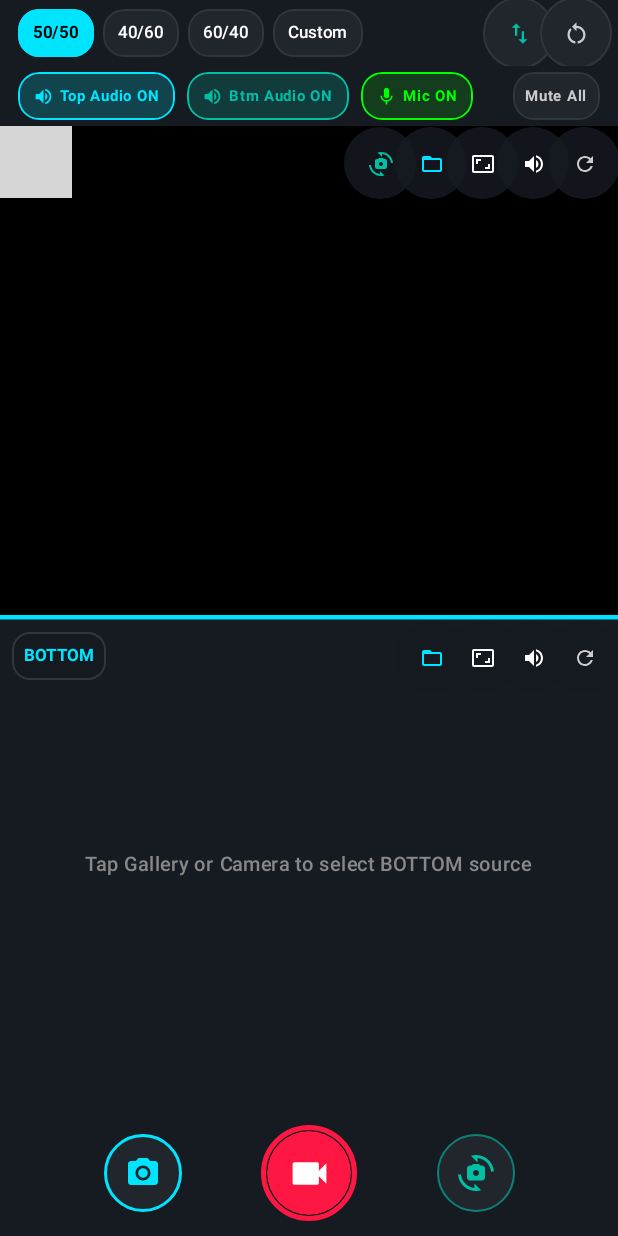
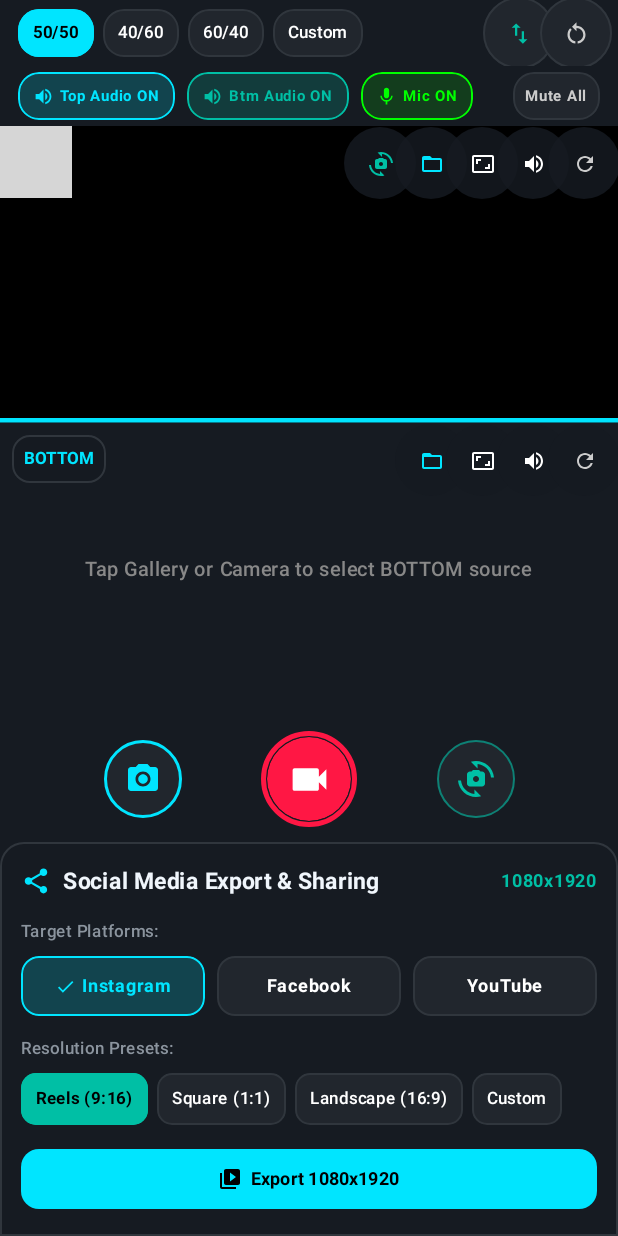
Before and after one commit to girish001/SplitCam, an Android app built with Jetpack Compose: the screen it shows after launch (MainActivity), on a phone screen of 412 x 824 dp. Run offline under Robolectric (Android 15) with nearby library versions, the phone set to English and light mode, and no system bars; libraries missing offline, so code that uses them is left out: androidx.camera.core, androidx.camera.lifecycle, androidx.camera.video, androidx.camera.view; 6 statements that could not run were skipped; grey boxes are pictures that could not be loaded.

Commit message:
Add Social Media Export and Sharing Panel, fix release signing, exact camera identity selection, and audio routing

```diff
--- a/app/src/main/java/com/gireesh/camviewsplit/camera/CameraCaptureManager.kt
+++ b/app/src/main/java/com/gireesh/camviewsplit/camera/CameraCaptureManager.kt
@@ -97,24 +97,35 @@ class CameraCaptureManager(
         }, ContextCompat.getMainExecutor(context))
     }
 
-    fun isCameraPairSupported(topLens: Int, bottomLens: Int): Boolean {
-        val provider = cameraProvider ?: return false
+    fun getConcurrentPairSelectors(topLens: Int, bottomLens: Int): Pair<CameraSelector, CameraSelector>? {
+        val provider = cameraProvider ?: return null
         return try {
-            val concurrentInfoList: List<List<CameraInfo>> = provider.availableConcurrentCameraInfos
+            val concurrentInfoList = provider.availableConcurrentCameraInfos
             for (cameraInfos in concurrentInfoList) {
                 if (cameraInfos.size < 2) continue
-                val facings = cameraInfos.map { it.lensFacing }
-                if (topLens == bottomLens) {
-                    if (facings.count { it == topLens } >= 2) return true
-                } else {
-                    if (facings.contains(topLens) && facings.contains(bottomLens)) return true
+
+                val info0 = cameraInfos[0]
+                val info1 = cameraInfos[1]
+
+                if (info0.lensFacing == topLens && info1.lensFacing == bottomLens) {
+                    val topSel = CameraSelector.Builder().addCameraFilter { list -> list.filter { it == info0 } }.build()
+                    val bottomSel = CameraSelector.Builder().addCameraFilter { list -> list.filter { it == info1 } }.build()
+                    return Pair(topSel, bottomSel)
+                } else if (info0.lensFacing == bottomLens && info1.lensFacing == topLens) {
+                    val topSel = CameraSelector.Builder().addCameraFilter { list -> list.filter { it == info1 } }.build()
+                    val bottomSel = CameraSelector.Builder().addCameraFilter { list -> list.filter { it == info0 } }.build()
+                    return Pair(topSel, bottomSel)
                 }
             }
-            false
+            null
         } catch (e: Exception) {
-            Log.w(TAG, "Failed to query availableConcurrentCameraInfos", e)
-            false
+            Log.w(TAG, "Error getting concurrent pair selectors", e)
+            null
         }
+    }
+
+    fun isCameraPairSupported(topLens: Int, bottomLens: Int): Boolean {
+        return getConcurrentPairSelectors(topLens, bottomLens) != null
     }
 
     private fun checkConcurrentCameraSupport() {
@@ -180,7 +191,8 @@ class CameraCaptureManager(
                 val topLens = if (topSource is VideoSource.LiveCameraFront) CameraSelector.LENS_FACING_FRONT else CameraSelector.LENS_FACING_BACK
                 val bottomLens = if (bottomSource is VideoSource.LiveCameraFront) CameraSelector.LENS_FACING_FRONT else CameraSelector.LENS_FACING_BACK
 
-                if (!isCameraPairSupported(topLens, bottomLens)) {
+                val pairSelectors = getConcurrentPairSelectors(topLens, bottomLens)
+                if (pairSelectors == null) {
                     _errorMessage.value = "The selected dual camera pair is not supported concurrently on this device hardware. Please select a Gallery Video for one section."
                     return
                 }
@@ -190,7 +202,7 @@ class CameraCaptureManager(
                 val qualitySelector = QualitySelector.from(Quality.SD, FallbackStrategy.lowerQualityOrHigherThan(Quality.SD))
 
                 // Top Camera Config
-                val topSelector = CameraSelector.Builder().requireLensFacing(topLens).build()
+                val topSelector = pairSelectors.first
                 primaryPreview = Preview.Builder().build().also { it.setSurfaceProvider(topPreviewView.surfaceProvider) }
                 val topRecorder = Recorder.Builder().setQualitySelector(qualitySelector).build()
                 primaryVideoCapture = VideoCapture.withOutput(topRecorder)
@@ -198,7 +210,7 @@ class CameraCaptureManager(
                 val topConfig = SingleCameraConfig(topSelector, topGroup, lifecycleOwner)
 
                 // Bottom Camera Config
-                val bottomSelector = CameraSelector.Builder().requireLensFacing(bottomLens).build()
+                val bottomSelector = pairSelectors.second
                 secondaryPreview = Preview.Builder().build().also { it.setSurfaceProvider(bottomPreviewView.surfaceProvider) }
                 val bottomRecorder = Recorder.Builder().setQualitySelector(qualitySelector).build()
                 secondaryVideoCapture = VideoCapture.withOutput(bottomRecorder)
--- a/app/src/main/java/com/gireesh/camviewsplit/composition/DualVideoComposer.kt
+++ b/app/src/main/java/com/gireesh/camviewsplit/composition/DualVideoComposer.kt
@@ -63,6 +63,8 @@ class DualVideoComposer(
         bottomVideoUri: Uri?,
         config: DualVideoCompositionConfig,
         outputFile: File,
+        outputWidth: Int = 1080,
+        outputHeight: Int = 1920,
         onSuccess: (File) -> Unit,
         onError: (String) -> Unit
     ) {
@@ -150,7 +152,7 @@ class DualVideoComposer(
             }
 
             val compositionEffects = listOf<Effect>(
-                Presentation.createForWidthAndHeight(1080, 1920, Presentation.LAYOUT_SCALE_TO_FIT)
+                Presentation.createForWidthAndHeight(outputWidth, outputHeight, Presentation.LAYOUT_SCALE_TO_FIT)
             )
 
             val composition = Composition.Builder(sequences)
--- /dev/null
+++ b/app/src/main/java/com/gireesh/camviewsplit/ui/components/SocialMediaPanel.kt
@@ -0,0 +1,321 @@
+package com.gireesh.camviewsplit.ui.components
+
+import android.net.Uri
+import androidx.compose.animation.AnimatedVisibility
+import androidx.compose.animation.fadeIn
+import androidx.compose.animation.fadeOut
+import androidx.compose.foundation.background
+import androidx.compose.foundation.border
+import androidx.compose.foundation.clickable
+import androidx.compose.foundation.layout.Arrangement
+import androidx.compose.foundation.layout.Box
+import androidx.compose.foundation.layout.Column
+import androidx.compose.foundation.layout.ExperimentalLayoutApi
+import androidx.compose.foundation.layout.FlowRow
+import androidx.compose.foundation.layout.Row
+import androidx.compose.foundation.layout.Spacer
+import androidx.compose.foundation.layout.fillMaxWidth
+import androidx.compose.foundation.layout.height
+import androidx.compose.foundation.layout.padding
+import androidx.compose.foundation.layout.size
+import androidx.compose.foundation.layout.width
+import androidx.compose.foundation.shape.CircleShape
+import androidx.compose.foundation.shape.RoundedCornerShape
+import androidx.compose.foundation.text.KeyboardOptions
+import androidx.compose.material.icons.Icons
+import androidx.compose.material.icons.filled.Check
+import androidx.compose.material.icons.filled.Share
+import androidx.compose.material.icons.filled.VideoLibrary
+import androidx.compose.material3.Button
+import androidx.compose.material3.ButtonDefaults
+import androidx.compose.material3.Icon
+import androidx.compose.material3.OutlinedTextField
+import androidx.compose.material3.OutlinedTextFieldDefaults
+import androidx.compose.material3.Surface
+import androidx.compose.material3.Text
+import androidx.compose.runtime.Composable
+import androidx.compose.runtime.getValue
+import androidx.compose.runtime.mutableStateOf
+import androidx.compose.runtime.remember
+import androidx.compose.runtime.setValue
+import androidx.compose.ui.Alignment
+import androidx.compose.ui.Modifier
+import androidx.compose.ui.draw.clip
+import androidx.compose.ui.graphics.Color
+import androidx.compose.ui.platform.LocalContext
+import androidx.compose.ui.text.font.FontWeight
+import androidx.compose.ui.text.input.KeyboardType
+import androidx.compose.ui.unit.dp
+import androidx.compose.ui.unit.sp
+import com.gireesh.camviewsplit.ui.theme.CyanPrimary
+import com.gireesh.camviewsplit.ui.theme.DarkBorder
+import com.gireesh.camviewsplit.ui.theme.DarkSurface
+import com.gireesh.camviewsplit.ui.theme.DarkSurfaceElevated
+import com.gireesh.camviewsplit.ui.theme.TealAccent
+import com.gireesh.camviewsplit.ui.theme.TextPrimary
+import com.gireesh.camviewsplit.ui.theme.TextSecondary
+import com.gireesh.camviewsplit.util.SocialPlatform
+import com.gireesh.camviewsplit.util.SocialShareHelper
+
+data class SocialPreset(
+    val label: String,
+    val width: Int,
+    val height: Int,
+    val aspectRatioLabel: String
+)
+
+@OptIn(ExperimentalLayoutApi::class)
+@Composable
+fun SocialMediaPanel(
+    exportedVideoUri: Uri?,
+    onExportWithDimensions: (width: Int, height: Int) -> Unit,
+    modifier: Modifier = Modifier
+) {
+    val context = LocalContext.current
+
+    var selectedPlatforms by remember { mutableStateOf(setOf(SocialPlatform.INSTAGRAM)) }
+
+    val instagramPresets = listOf(
+        SocialPreset("Reels (9:16)", 1080, 1920, "9:16"),
+        SocialPreset("Square (1:1)", 1080, 1080, "1:1"),
+        SocialPreset("Landscape (16:9)", 1920, 1080, "16:9")
+    )
+
+    val facebookPresets = listOf(
+        SocialPreset("Reels (9:16)", 1080, 1920, "9:16"),
+        SocialPreset("Square (1:1)", 1080, 1080, "1:1"),
+        SocialPreset("Landscape (16:9)", 1920, 1080, "16:9")
+    )
+
+    val youtubePresets = listOf(
+        SocialPreset("Shorts (9:16)", 1080, 1920, "9:16"),
+        SocialPreset("Landscape (16:9)", 1920, 1080, "16:9"),
+        SocialPreset("Square (1:1)", 1080, 1080, "1:1")
+    )
+
+    var activePreset by remember { mutableStateOf(instagramPresets[0]) }
+    var isCustomResolution by remember { mutableStateOf(false) }
+
+    var customWidthStr by remember { mutableStateOf("1080") }
+    var customHeightStr by remember { mutableStateOf("1920") }
+
+    val currentWidth = if (isCustomResolution) customWidthStr.toIntOrNull() ?: 1080 else activePreset.width
+    val currentHeight = if (isCustomResolution) customHeightStr.toIntOrNull() ?: 1920 else activePreset.height
+
+    Column(
+        modifier = modifier
+            .fillMaxWidth()
+            .background(DarkSurface)
+            .border(1.dp, DarkBorder, RoundedCornerShape(topStart = 16.dp, topEnd = 16.dp))
+            .padding(14.dp)
+    ) {
+        Row(
+            modifier = Modifier.fillMaxWidth(),
+            horizontalArrangement = Arrangement.SpaceBetween,
+            verticalAlignment = Alignment.CenterVertically
+        ) {
+            Row(verticalAlignment = Alignment.CenterVertically) {
+                Icon(
+                    imageVector = Icons.Default.Share,
+                    contentDescription = null,
+                    tint = CyanPrimary,
+                    modifier = Modifier.size(20.dp)
+                )
+                Spacer(modifier = Modifier.width(8.dp))
+                Text(
+                    text = "Social Media Export & Sharing",
+                    color = TextPrimary,
+                    fontSize = 15.sp,
+                    fontWeight = FontWeight.Bold
+                )
+            }
+
+            Text(
+                text = "${currentWidth}x${currentHeight}",
+                color = TealAccent,
+                fontSize = 12.sp,
+                fontWeight = FontWeight.Bold
+            )
+        }
+
+        Spacer(modifier = Modifier.height(10.dp))
+
+        // Platform Selection Row
+        Text(text = "Target Platforms:", color = TextSecondary, fontSize = 11.sp, fontWeight = FontWeight.Medium)
+        Spacer(modifier = Modifier.height(4.dp))
+
+        Row(
+            modifier = Modifier.fillMaxWidth(),
+            horizontalArrangement = Arrangement.spacedBy(8.dp)
+        ) {
+            SocialPlatform.entries.forEach { platform ->
+                val isSelected = selectedPlatforms.contains(platform)
+                Box(
+                    modifier = Modifier
+                        .weight(1f)
+                        .clip(RoundedCornerShape(12.dp))
+                        .background(if (isSelected) CyanPrimary.copy(alpha = 0.2f) else DarkSurfaceElevated)
+                        .border(1.dp, if (isSelected) CyanPrimary else DarkBorder, RoundedCornerShape(12.dp))
+                        .clickable {
+                            selectedPlatforms = if (isSelected) {
+                                if (selectedPlatforms.size > 1) selectedPlatforms - platform else selectedPlatforms
+                            } else {
+                                selectedPlatforms + platform
+                            }
+                        }
+                        .padding(vertical = 8.dp),
+                    contentAlignment = Alignment.Center
+                ) {
+                    Row(verticalAlignment = Alignment.CenterVertically) {
+                        if (isSelected) {
+                            Icon(imageVector = Icons.Default.Check, contentDescription = null, tint = CyanPrimary, modifier = Modifier.size(14.dp))
+                            Spacer(modifier = Modifier.width(4.dp))
+                        }
+                        Text(
+                            text = platform.displayName,
+                            color = if (isSelected) CyanPrimary else Color.White,
+                            fontSize = 12.sp,
+                            fontWeight = FontWeight.Bold
+                        )
+                    }
+                }
+            }
+        }
+
+        Spacer(modifier = Modifier.height(10.dp))
+
+        // Presets Chips
+        Text(text = "Resolution Presets:", color = TextSecondary, fontSize = 11.sp, fontWeight = FontWeight.Medium)
+        Spacer(modifier = Modifier.height(4.dp))
+
+        val availablePresets = when {
+            selectedPlatforms.contains(SocialPlatform.YOUTUBE) -> youtubePresets
+            selectedPlatforms.contains(SocialPlatform.FACEBOOK) -> facebookPresets
+            else -> instagramPresets
+        }
+
+        FlowRow(
+            horizontalArrangement = Arrangement.spacedBy(6.dp),
+            verticalArrangement = Arrangement.spacedBy(6.dp),
+            modifier = Modifier.fillMaxWidth()
+        ) {
+            availablePresets.forEach { preset ->
+                val isSelected = !isCustomResolution && activePreset == preset
+                Box(
+                    modifier = Modifier
+                        .clip(RoundedCornerShape(10.dp))
+                        .background(if (isSelected) TealAccent else DarkSurfaceElevated)
+                        .border(1.dp, if (isSelected) TealAccent else DarkBorder, RoundedCornerShape(10.dp))
+                        .clickable {
+                            isCustomResolution = false
+                            activePreset = preset
+                        }
+                        .padding(horizontal = 10.dp, vertical = 5.dp)
+                ) {
+                    Text(
+                        text = preset.label,
+                        color = if (isSelected) Color.Black else Color.White,
+                        fontSize = 11.sp,
+                        fontWeight = if (isSelected) FontWeight.Bold else FontWeight.Medium
+                    )
+                }
+            }
+
+            // Custom Preset Option Chip
+            Box(
+                modifier = Modifier
+                    .clip(RoundedCornerShape(10.dp))
+                    .background(if (isCustomResolution) TealAccent else DarkSurfaceElevated)
+                    .border(1.dp, if (isCustomResolution) TealAccent else DarkBorder, RoundedCornerShape(10.dp))
+                    .clickable { isCustomResolution = true }
+                    .padding(horizontal = 10.dp, vertical = 5.dp)
+            ) {
+                Text(
+                    text = "Custom",
+                    color = if (isCustomResolution) Color.Black else Color.White,
+                    fontSize = 11.sp,
+                    fontWeight = if (isCustomResolution) FontWeight.Bold else FontWeight.Medium
+                )
+            }
+        }
+
+        // Custom Resolution Inputs
+        AnimatedVisibility(visible = isCustomResolution) {
+            Row(
+                modifier = Modifier
+                    .fillMaxWidth()
+                    .padding(top = 8.dp),
+                horizontalArrangement = Arrangement.spacedBy(8.dp),
+                verticalAlignment = Alignment.CenterVertically
+            ) {
+                OutlinedTextField(
+                    value = customWidthStr,
+                    onValueChange = { customWidthStr = it.filter { char -> char.isDigit() } },
+                    label = { Text("Width (px)", fontSize = 10.sp) },
+                    keyboardOptions = KeyboardOptions(keyboardType = KeyboardType.Number),
+                    colors = OutlinedTextFieldDefaults.colors(
+                        focusedBorderColor = CyanPrimary,
+                        unfocusedBorderColor = DarkBorder,
+                        focusedLabelColor = CyanPrimary
+                    ),
+                    modifier = Modifier.weight(1f)
+                )
+
+                Text(text = "×", color = Color.White, fontSize = 18.sp, fontWeight = FontWeight.Bold)
+
+                OutlinedTextField(
+                    value = customHeightStr,
+                    onValueChange = { customHeightStr = it.filter { char -> char.isDigit() } },
+                    label = { Text("Height (px)", fontSize = 10.sp) },
+                    keyboardOptions = KeyboardOptions(keyboardType = KeyboardType.Number),
+                    colors = OutlinedTextFieldDefaults.colors(
+                        focusedBorderColor = CyanPrimary,
+                        unfocusedBorderColor = DarkBorder,
+                        focusedLabelColor = CyanPrimary
+                    ),
+                    modifier = Modifier.weight(1f)
+                )
+            }
+        }
+
+        Spacer(modifier = Modifier.height(12.dp))
+
+        // Action Buttons: Render with Custom Dimensions or Share
+        Row(
+            modifier = Modifier.fillMaxWidth(),
+            horizontalArrangement = Arrangement.spacedBy(8.dp)
+        ) {
+            Button(
+                onClick = { onExportWithDimensions(currentWidth, currentHeight) },
+                colors = ButtonDefaults.buttonColors(
+                    containerColor = CyanPrimary,
+                    contentColor = Color.Black
+                ),
+                shape = RoundedCornerShape(12.dp),
+                modifier = Modifier.weight(1f)
+            ) {
+                Icon(imageVector = Icons.Default.VideoLibrary, contentDescription = null, modifier = Modifier.size(16.dp))
+                Spacer(modifier = Modifier.width(6.dp))
+                Text(text = "Export ${currentWidth}x${currentHeight}", fontWeight = FontWeight.Bold, fontSize = 12.sp)
+            }
+
+            if (exportedVideoUri != null) {
+                Button(
+                    onClick = {
+                        val firstPlatform = selectedPlatforms.firstOrNull() ?: SocialPlatform.INSTAGRAM
+                        SocialShareHelper.shareVideoToPlatform(context, exportedVideoUri, firstPlatform)
+                    },
+                    colors = ButtonDefaults.buttonColors(
+                        containerColor = TealAccent,
+                        contentColor = Color.Black
+                    ),
+                    shape = RoundedCornerShape(12.dp)
+                ) {
+                    Icon(imageVector = Icons.Default.Share, contentDescription = null, modifier = Modifier.size(16.dp))
+                    Spacer(modifier = Modifier.width(6.dp))
+                    Text(text = "Share", fontWeight = FontWeight.Bold, fontSize = 12.sp)
+                }
+            }
+        }
+    }
+}
```
Also changed, not shown: app/build.gradle.kts (+46 -1 lines), app/src/main/java/com/gireesh/camviewsplit/ui/MainScreen.kt (+49 -0 lines), app/src/main/java/com/gireesh/camviewsplit/util/SocialShareHelper.kt (added, +57 -0 lines).
